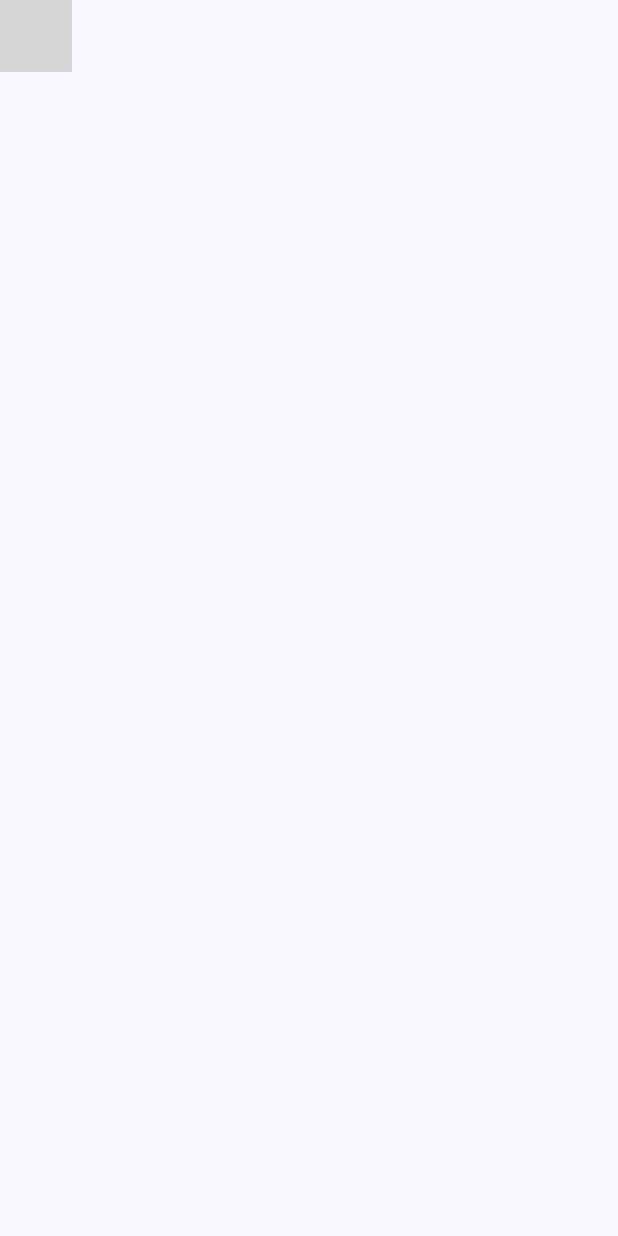
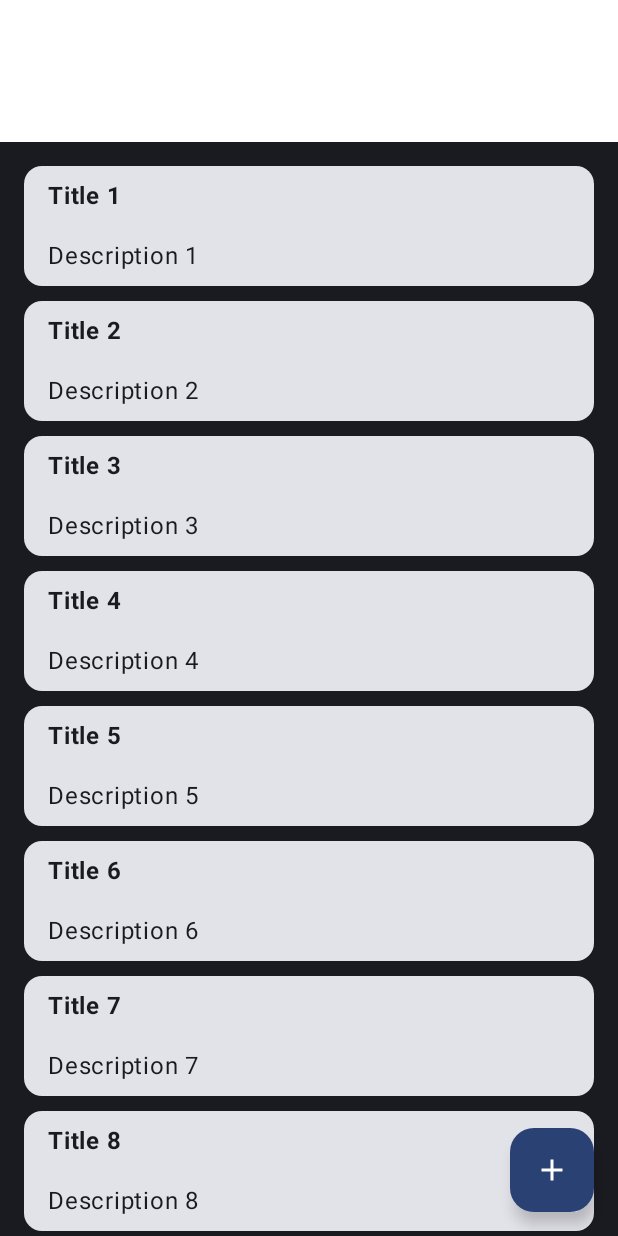
Before and after one commit to MahmoudElshaarawy2020/NotesAppCleanArch, an Android app built with Jetpack Compose: the screen it shows after launch (MainActivity), on a phone screen of 412 x 824 dp. Run offline under Robolectric (Android 15) with nearby library versions, the phone set to English and light mode, and no system bars; grey boxes are pictures that could not be loaded.

Commit message:
modified the gradle

```diff
--- a/app/build.gradle.kts
+++ b/app/build.gradle.kts
@@ -5,7 +5,7 @@ plugins {
 
 android {
     namespace = "com.example.notesappcleanarch"
-    compileSdk = 34
+    compileSdk = 35
 
     defaultConfig {
         applicationId = "com.example.notesappcleanarch"
@@ -78,6 +78,9 @@ dependencies {
     implementation("androidx.compose.ui:ui-tooling-preview")
     implementation("androidx.compose.material3:material3")
 
+
+    //viewModel
+    implementation("androidx.lifecycle:lifecycle-viewmodel-compose:$2.8.1")
     // test
     testImplementation("junit:junit:4.13.2")
 
--- a/app/src/main/java/com/example/notesappcleanarch/MainActivity.kt
+++ b/app/src/main/java/com/example/notesappcleanarch/MainActivity.kt
@@ -11,6 +11,8 @@ import androidx.compose.material3.Text
 import androidx.compose.runtime.Composable
 import androidx.compose.ui.Modifier
 import androidx.compose.ui.tooling.preview.Preview
+import com.example.notesappcleanarch.home.HomeScreen
+import com.example.notesappcleanarch.home.HomeViewModel
 import com.example.notesappcleanarch.ui.theme.NotesAppCleanArchTheme
 
 class MainActivity : ComponentActivity() {
@@ -19,12 +21,7 @@ class MainActivity : ComponentActivity() {
         enableEdgeToEdge()
         setContent {
             NotesAppCleanArchTheme {
-                Scaffold(modifier = Modifier.fillMaxSize()) { innerPadding ->
-                    Greeting(
-                        name = "Android",
-                        modifier = Modifier.padding(innerPadding)
-                    )
-                }
+                HomeScreen(modifier = Modifier,viewModel = HomeViewModel())
             }
         }
     }
--- /dev/null
+++ b/app/src/main/java/com/example/notesappcleanarch/home/HomeScreen.kt
@@ -0,0 +1,87 @@
+package com.example.notesappcleanarch.home
+
+import androidx.compose.foundation.background
+import androidx.compose.foundation.layout.Arrangement
+import androidx.compose.foundation.layout.Row
+import androidx.compose.foundation.layout.fillMaxSize
+import androidx.compose.foundation.layout.fillMaxWidth
+import androidx.compose.foundation.layout.padding
+import androidx.compose.foundation.lazy.LazyColumn
+import androidx.compose.material.icons.Icons
+import androidx.compose.material.icons.filled.Add
+import androidx.compose.material3.FloatingActionButton
+import androidx.compose.material3.Icon
+import androidx.compose.material3.MaterialTheme
+import androidx.compose.material3.Scaffold
+import androidx.compose.material3.Text
+import androidx.compose.runtime.Composable
+import androidx.compose.ui.Modifier
+import androidx.compose.ui.graphics.Color
+import androidx.compose.ui.text.font.FontWeight
+import androidx.compose.ui.tooling.preview.Preview
+import androidx.compose.ui.unit.dp
+import androidx.compose.ui.unit.sp
+import com.example.notesappcleanarch.models.NoteModel
+
+@Composable
+fun HomeScreen(
+    modifier: Modifier,
+    viewModel: HomeViewModel
+) {
+
+    val notes = viewModel.notes
+
+    Scaffold(
+        topBar = {
+            Row(
+                modifier
+                    .fillMaxWidth()
+                    .background(color = MaterialTheme.colorScheme.onPrimary)
+                    .padding(start = 48.dp, top = 48.dp, bottom = 8.dp),
+                horizontalArrangement = Arrangement.Start,
+            ) {
+                Text(
+                    text = "Notes App",
+                    fontSize = 32.sp,
+                    fontWeight = FontWeight.Bold,
+                    color = Color.White
+                )
+            }
+        },
+        floatingActionButton = {
+            FloatingActionButton(
+                onClick = { viewModel.addNewNote() },
+                containerColor = MaterialTheme.colorScheme.primary,
+            ) {
+                Icon(
+                    imageVector = Icons.Default.Add,
+                    contentDescription = "Add Note",
+                    tint = MaterialTheme.colorScheme.onPrimary
+                )
+            }
+        }
+    ) { paddingValues ->
+        LazyColumn(
+            modifier = modifier
+                .fillMaxSize()
+                .padding(top = 16.dp)
+                .background(color = MaterialTheme.colorScheme.onBackground),
+            contentPadding = paddingValues,
+            verticalArrangement = Arrangement.spacedBy(10.dp),
+        ) {
+            items(notes.size) { index ->
+                val note = notes[index]
+                NoteCard(modifier = modifier,
+                     note = NoteModel(
+                         id = note.id,
+                         title = note.title,
+                         description = note.description,
+                     ),
+                    onClick = {
+                        viewModel.listItemOnClick(note.id)
+                    }
+                )
+            }
+        }
+    }
+}
--- /dev/null
+++ b/app/src/main/java/com/example/notesappcleanarch/home/HomeViewModel.kt
@@ -0,0 +1,20 @@
+package com.example.notesappcleanarch.home
+
+import android.util.Log
+import androidx.lifecycle.ViewModel
+import com.example.notesappcleanarch.models.NoteModel
+import com.example.notesappcleanarch.models.dummyNotes
+
+class HomeViewModel: ViewModel() {
+    private val _notes = ArrayList<NoteModel>(dummyNotes())
+    val notes = _notes.toList()
+
+    private val TAG = "HomeViewModel"
+    fun listItemOnClick(id: Int){
+        Log.d(TAG, "listItemOnClick: $id")
+    }
+
+    fun addNewNote(){
+        Log.d(TAG, "addNewNote: ")
+    }
+}
--- /dev/null
+++ b/app/src/main/java/com/example/notesappcleanarch/home/NoteCard.kt
@@ -0,0 +1,40 @@
+package com.example.notesappcleanarch.home
+
+import androidx.compose.foundation.clickable
+import androidx.compose.foundation.layout.Column
+import androidx.compose.foundation.layout.fillMaxWidth
+import androidx.compose.foundation.layout.padding
+import androidx.compose.material3.Card
+import androidx.compose.material3.Text
+import androidx.compose.runtime.Composable
+import androidx.compose.ui.Modifier
+import androidx.compose.ui.text.font.FontWeight
+import androidx.compose.ui.unit.dp
+import com.example.notesappcleanarch.models.NoteModel
+
+@Composable
+fun NoteCard(
+    modifier: Modifier = Modifier,
+    note: NoteModel,
+    onClick: (Int) -> Unit = {}
+) {
+    Card(
+        modifier = modifier
+            .fillMaxWidth()
+            .padding(horizontal = 16.dp)
+            .clickable { onClick(note.id) }
+    ) {
+        Column(modifier = modifier.fillMaxWidth()) {
+            Text(
+                text = note.title,
+                modifier = modifier.padding(horizontal = 16.dp, vertical = 8.dp),
+                fontWeight = FontWeight.Bold
+            )
+
+            Text(
+                text = note.description,
+                modifier = modifier.padding(horizontal = 16.dp, vertical = 8.dp)
+            )
+        }
+    }
+}
--- /dev/null
+++ b/app/src/main/java/com/example/notesappcleanarch/models/NoteModel.kt
@@ -0,0 +1,21 @@
+package com.example.notesappcleanarch.models
+
+data class NoteModel(
+    val id: Int,
+    val title: String,
+    val description: String,
+)
+
+fun dummyNotes(): List<NoteModel> {
+    val items = arrayListOf<NoteModel>()
+    for (i in 1..10) {
+        items.add(
+            NoteModel(
+                id = i,
+                title = "Title $i",
+                description = "Description $i"
+            )
+        )
+    }
+    return items
+}
```
